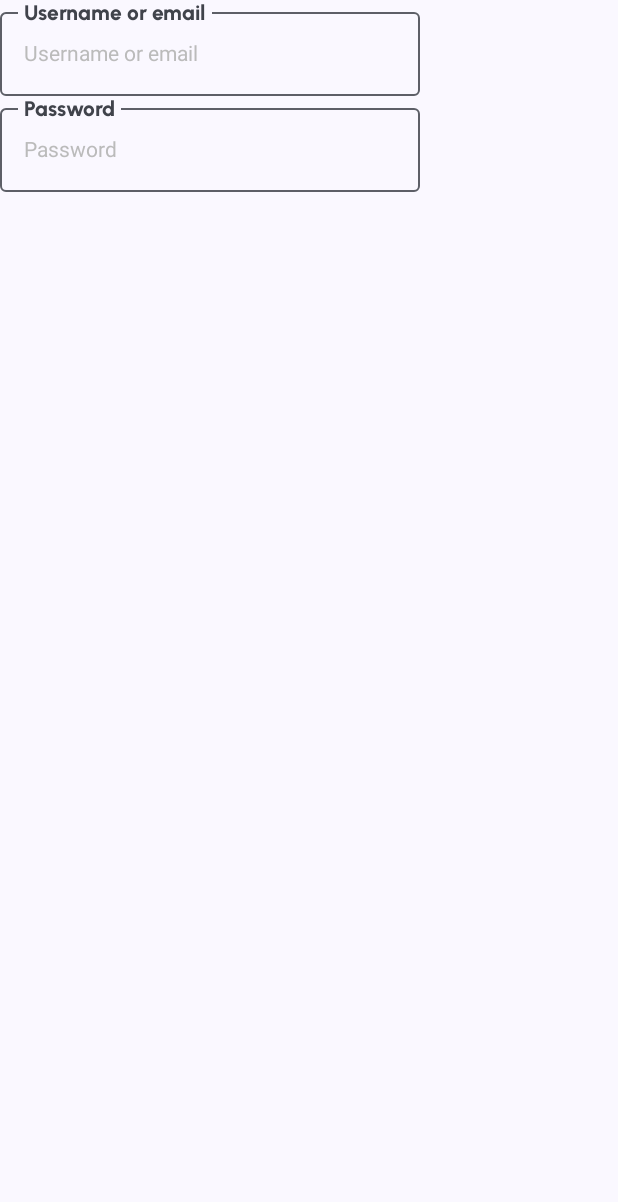
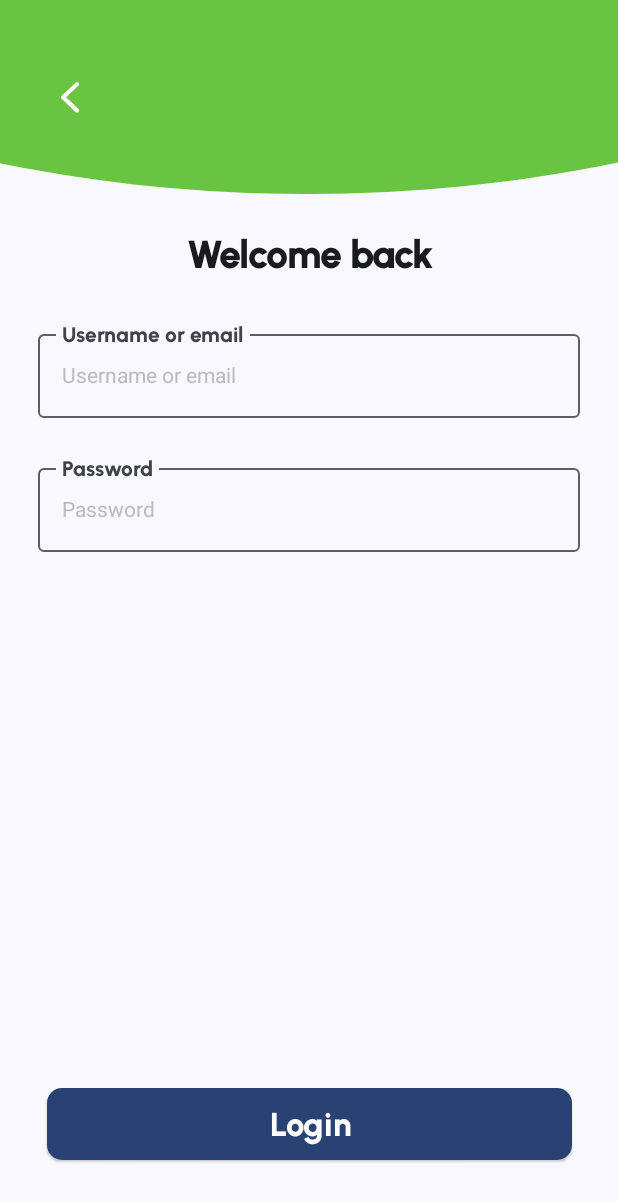
Before and after one commit to mtaa-2024/EventSphere---Frontend, an Android app built with Jetpack Compose: the screen it shows after launch (MainActivity), after a tap on "Login", on a phone screen of 412 x 824 dp. Shown: the top 1202 px of the screen. Run offline under Robolectric (Android 15) with nearby library versions, the phone set to English and light mode, and no system bars.

Commit message:
LoginScreen

```diff
--- a/app/src/main/java/stuba/fiit/sk/eventsphere/ui/activities/login/LoginRoute.kt
+++ /dev/null
@@ -1,15 +0,0 @@
-package stuba.fiit.sk.eventsphere.ui.activities.login
-
-import androidx.compose.runtime.Composable
-import androidx.lifecycle.viewmodel.compose.viewModel
-
-@Composable
-fun LoginRoute(
-    onNavigationToHome: () -> Unit,
-    loginViewModel: LoginViewModel
-) {
-    LoginScreen (
-        toHome = onNavigationToHome,
-        viewModel = loginViewModel
-    )
-}
--- a/app/src/main/java/stuba/fiit/sk/eventsphere/ui/activities/login/LoginScreen.kt
+++ b/app/src/main/java/stuba/fiit/sk/eventsphere/ui/activities/login/LoginScreen.kt
@@ -1,27 +1,124 @@
 package stuba.fiit.sk.eventsphere.ui.activities.login
 
+import android.widget.ImageButton
+import androidx.compose.foundation.Image
+import androidx.compose.foundation.background
+import androidx.compose.foundation.clickable
+import androidx.compose.foundation.layout.Arrangement
+import androidx.compose.foundation.layout.Box
 import androidx.compose.foundation.layout.Column
+import androidx.compose.foundation.layout.Row
+import androidx.compose.foundation.layout.Spacer
 import androidx.compose.foundation.layout.fillMaxSize
+import androidx.compose.foundation.layout.fillMaxWidth
+import androidx.compose.foundation.layout.height
+import androidx.compose.foundation.layout.padding
+import androidx.compose.material3.Button
+import androidx.compose.material3.ButtonDefaults
+import androidx.compose.material3.Text
 import androidx.compose.runtime.Composable
-import androidx.compose.runtime.getValue
-import androidx.compose.runtime.mutableStateOf
-import androidx.compose.runtime.remember
-import androidx.compose.runtime.setValue
+import androidx.compose.ui.Alignment
 import androidx.compose.ui.Modifier
+import androidx.compose.ui.draw.scale
+import androidx.compose.ui.graphics.Color
+import androidx.compose.ui.layout.ContentScale
+import androidx.compose.ui.res.painterResource
 import androidx.compose.ui.tooling.preview.Preview
+import androidx.compose.ui.unit.dp
+import androidx.compose.ui.unit.sp
+import androidx.lifecycle.viewmodel.compose.viewModel
+import stuba.fiit.sk.eventsphere.R
 import stuba.fiit.sk.eventsphere.ui.components.InputField
+import stuba.fiit.sk.eventsphere.ui.components.PrimaryButton
+import stuba.fiit.sk.eventsphere.ui.theme.green
+import stuba.fiit.sk.eventsphere.ui.theme.welcomeStyle
+import stuba.fiit.sk.eventsphere.viewmodel.LoginViewModel
+import stuba.fiit.sk.eventsphere.viewmodel.LoginViewModelFactory
 
 @Composable
 fun LoginScreen (
     toHome: () -> Unit,
-    viewModel: LoginViewModel
+    back: () -> Unit,
+    viewModel: LoginViewModel = viewModel(factory = LoginViewModelFactory())
 ) {
     Column (
         modifier = Modifier
-            .fillMaxSize()
+            .fillMaxSize(),
+        horizontalAlignment = Alignment.CenterHorizontally
     ) {
-        InputField(label = "Username or email", value = viewModel.user, onChange = viewModel::updateUser)
-        InputField(label = "Password", value = viewModel.password, onChange = viewModel::updatePassword)
+        Box(
+            modifier = Modifier.fillMaxWidth()
+        ) {
+            Image(
+                painter = painterResource(id = R.drawable.top_bar),
+                contentDescription = "welcome_background",
+                contentScale = ContentScale.FillWidth,
+                modifier = Modifier
+                    .fillMaxWidth()
+            )
+            Row(
+                modifier = Modifier
+                    .padding(10.dp)
+                    .matchParentSize(),
+                horizontalArrangement = Arrangement.SpaceBetween,
+                verticalAlignment = Alignment.CenterVertically
+            ) {
+
+                Button (
+                    onClick = back,
+                    colors = ButtonDefaults.outlinedButtonColors(containerColor = Color.Transparent),
+                ) {
+                    Image (
+                        painter = painterResource(id = R.drawable.back_arrow),
+                        contentDescription = "Back"
+                    )
+                }
+            }
+        }
+        Column (
+            modifier = Modifier
+                .padding(25.dp),
+            horizontalAlignment = Alignment.CenterHorizontally,
+        ) {
+            Text(
+                text = "Welcome back",
+                style = welcomeStyle,
+                fontSize = 25.sp
+            )
+            Spacer(
+                modifier = Modifier
+                    .height(30.dp)
+            )
+            InputField(
+                label = "Username or email",
+                value = viewModel.user,
+                onChange = viewModel::updateUser
+            )
+
+            Spacer(
+                modifier = Modifier
+                    .height(25.dp)
+            )
+
+            InputField(
+                label = "Password",
+                value = viewModel.password,
+                onChange = viewModel::updatePassword
+            )
+
+            Spacer (
+                modifier = Modifier
+                    .weight(1f)
+            )
+
+            PrimaryButton(text = "Login", onClick = toHome)
+
+            Spacer(
+                modifier = Modifier
+                    .height(25.dp)
+            )
+
+        }
     }
 }
 
@@ -29,6 +126,5 @@ fun LoginScreen (
 @Composable
 fun LoginScreenPreview (
 ) {
-    LoginScreen(toHome = {}, viewModel = LoginViewModel())
-
+    LoginScreen(toHome = {}, viewModel = LoginViewModel(), back = {})
 }
--- a/app/src/main/java/stuba/fiit/sk/eventsphere/ui/activities/welcome/WelcomeScreen.kt
+++ b/app/src/main/java/stuba/fiit/sk/eventsphere/ui/activities/welcome/WelcomeScreen.kt
@@ -29,6 +29,8 @@ import androidx.compose.ui.text.style.TextAlign
 import androidx.compose.ui.tooling.preview.Preview
 import androidx.compose.ui.unit.dp
 import androidx.compose.ui.unit.sp
+import androidx.lifecycle.viewmodel.compose.viewModel
+import androidx.lifecycle.viewmodel.viewModelFactory
 import stuba.fiit.sk.eventsphere.R
 import stuba.fiit.sk.eventsphere.ui.components.PrimaryButton
 import stuba.fiit.sk.eventsphere.ui.components.SecondaryButton
@@ -37,12 +39,17 @@ import stuba.fiit.sk.eventsphere.ui.theme.EventSphereTheme
 import stuba.fiit.sk.eventsphere.ui.theme.labelStyle
 import stuba.fiit.sk.eventsphere.ui.theme.smallButton
 import stuba.fiit.sk.eventsphere.ui.theme.welcomeStyle
+import stuba.fiit.sk.eventsphere.viewmodel.LoginViewModel
+import stuba.fiit.sk.eventsphere.viewmodel.LoginViewModelFactory
+import stuba.fiit.sk.eventsphere.viewmodel.WelcomeViewModel
+import stuba.fiit.sk.eventsphere.viewmodel.WelcomeViewModelFactory
 
 @Composable
 fun WelcomeScreen (
     toLogin: () -> Unit,
     toRegister: () -> Unit,
-    toHome: () -> Unit
+    toHome: () -> Unit,
+    viewModel: WelcomeViewModel = viewModel(factory = WelcomeViewModelFactory())
 ) {
     Column (
         modifier = Modifier
--- a/app/src/main/java/stuba/fiit/sk/eventsphere/ui/components/Components.kt
+++ b/app/src/main/java/stuba/fiit/sk/eventsphere/ui/components/Components.kt
@@ -1,6 +1,7 @@
 package stuba.fiit.sk.eventsphere.ui.components
 
 import androidx.compose.foundation.BorderStroke
+import androidx.compose.foundation.layout.fillMaxWidth
 import androidx.compose.foundation.layout.height
 import androidx.compose.foundation.layout.width
 import androidx.compose.foundation.shape.RoundedCornerShape
@@ -99,5 +100,13 @@ fun InputField(
         textStyle = TextStyle(color = grey),
         modifier = Modifier
             .onFocusChanged { isFocused = it.isFocused }
+            .fillMaxWidth()
     )
 }
+
+@Composable
+fun TopBar (
+
+) {
+
+}
--- a/app/src/main/java/stuba/fiit/sk/eventsphere/ui/navigation/Navigation.kt
+++ b/app/src/main/java/stuba/fiit/sk/eventsphere/ui/navigation/Navigation.kt
@@ -1,15 +1,12 @@
 package stuba.fiit.sk.eventsphere.ui.navigation
 
 import androidx.compose.runtime.Composable
-import androidx.lifecycle.viewmodel.compose.viewModel
 import androidx.navigation.NavHostController
 import androidx.navigation.compose.NavHost
 import androidx.navigation.compose.composable
 import androidx.navigation.compose.rememberNavController
-import stuba.fiit.sk.eventsphere.ui.activities.login.LoginRoute
-import stuba.fiit.sk.eventsphere.ui.activities.login.LoginViewModel
-import stuba.fiit.sk.eventsphere.ui.activities.login.LoginViewModelFactory
-import stuba.fiit.sk.eventsphere.ui.activities.welcome.WelcomeRoute
+import stuba.fiit.sk.eventsphere.ui.navigation.routes.LoginRoute
+import stuba.fiit.sk.eventsphere.ui.navigation.routes.WelcomeRoute
 import stuba.fiit.sk.eventsphere.ui.navigation.Destinations.LOGIN_ROUTE
 import stuba.fiit.sk.eventsphere.ui.navigation.Destinations.REGISTER_ROUTE
 import stuba.fiit.sk.eventsphere.ui.navigation.Destinations.WELCOME_ROUTE
@@ -24,9 +21,6 @@ object Destinations {
 fun EventSphereNavHost(
     navController: NavHostController = rememberNavController(),
 ) {
-    val loginViewModel: LoginViewModel = viewModel(factory = LoginViewModelFactory())
-
-
     NavHost(
         navController = navController,
         startDestination = WELCOME_ROUTE
@@ -50,7 +44,9 @@ fun EventSphereNavHost(
                 onNavigationToHome = {
                     navController.navigate(WELCOME_ROUTE)
                 },
-                loginViewModel = loginViewModel
+                onNavigationToBack = {
+                    navController.navigate(WELCOME_ROUTE)
+                }
             )
         }
         composable(REGISTER_ROUTE) {
--- /dev/null
+++ b/app/src/main/java/stuba/fiit/sk/eventsphere/ui/navigation/routes/LoginRoute.kt
@@ -0,0 +1,15 @@
+package stuba.fiit.sk.eventsphere.ui.navigation.routes
+
+import androidx.compose.runtime.Composable
+import stuba.fiit.sk.eventsphere.ui.activities.login.LoginScreen
+
+@Composable
+fun LoginRoute(
+    onNavigationToHome: () -> Unit,
+    onNavigationToBack: () -> Unit
+) {
+    LoginScreen (
+        toHome = onNavigationToHome,
+        back = onNavigationToBack
+    )
+}
--- a/app/src/main/java/stuba/fiit/sk/eventsphere/ui/activities/welcome/WelcomeRoute.kt
+++ b/app/src/main/java/stuba/fiit/sk/eventsphere/ui/navigation/routes/WelcomeRoute.kt
@@ -1,7 +1,10 @@
-package stuba.fiit.sk.eventsphere.ui.activities.welcome
+package stuba.fiit.sk.eventsphere.ui.navigation.routes
 
 import androidx.compose.runtime.Composable
 import androidx.lifecycle.viewmodel.compose.viewModel
+import stuba.fiit.sk.eventsphere.ui.activities.welcome.WelcomeScreen
+import stuba.fiit.sk.eventsphere.viewmodel.WelcomeViewModel
+import stuba.fiit.sk.eventsphere.viewmodel.WelcomeViewModelFactory
 
 @Composable
 fun WelcomeRoute(
--- a/app/src/main/java/stuba/fiit/sk/eventsphere/ui/activities/login/LoginViewModel.kt
+++ b/app/src/main/java/stuba/fiit/sk/eventsphere/viewmodel/LoginViewModel.kt
@@ -1,11 +1,8 @@
-package stuba.fiit.sk.eventsphere.ui.activities.login
+package stuba.fiit.sk.eventsphere.viewmodel
 
 import androidx.compose.runtime.getValue
 import androidx.compose.runtime.mutableStateOf
-import androidx.compose.runtime.remember
 import androidx.compose.runtime.setValue
-import androidx.lifecycle.LiveData
-import androidx.lifecycle.MutableLiveData
 import androidx.lifecycle.ViewModel
 import androidx.lifecycle.ViewModelProvider
 
--- /dev/null
+++ b/app/src/main/res/drawable/back_arrow.xml
@@ -0,0 +1,9 @@
+<vector xmlns:android="http://schemas.android.com/apk/res/android"
+    android:width="25dp"
+    android:height="25dp"
+    android:viewportWidth="25"
+    android:viewportHeight="25">
+  <path
+      android:pathData="M18.096,3.123C17.966,2.999 17.812,2.901 17.642,2.834C17.473,2.767 17.291,2.732 17.107,2.732C16.924,2.732 16.742,2.767 16.572,2.834C16.402,2.901 16.248,2.999 16.118,3.123L6.835,11.981C6.731,12.079 6.649,12.196 6.593,12.325C6.537,12.454 6.508,12.592 6.508,12.732C6.508,12.872 6.537,13.01 6.593,13.139C6.649,13.268 6.731,13.385 6.835,13.483L16.118,22.34C16.666,22.863 17.549,22.863 18.096,22.34C18.643,21.818 18.643,20.976 18.096,20.454L10.007,12.727L18.107,4.999C18.643,4.488 18.643,3.635 18.096,3.123Z"
+      android:fillColor="#ffffff"/>
+</vector>
--- /dev/null
+++ b/app/src/main/res/drawable/top_bar.xml
@@ -0,0 +1,9 @@
+<vector xmlns:android="http://schemas.android.com/apk/res/android"
+    android:width="360dp"
+    android:height="113dp"
+    android:viewportWidth="360"
+    android:viewportHeight="113">
+  <path
+      android:pathData="M-386,-234.5a565,347.5 0,1 0,1130 0a565,347.5 0,1 0,-1130 0z"
+      android:fillColor="#69C441"/>
+</vector>
```
Also changed, not shown: app/src/main/java/stuba/fiit/sk/eventsphere/viewmodel/WelcomeViewModel.kt (renamed from app/src/main/java/stuba/fiit/sk/eventsphere/ui/activities/welcome/WelcomeViewModel.kt, +1 -6 lines).
